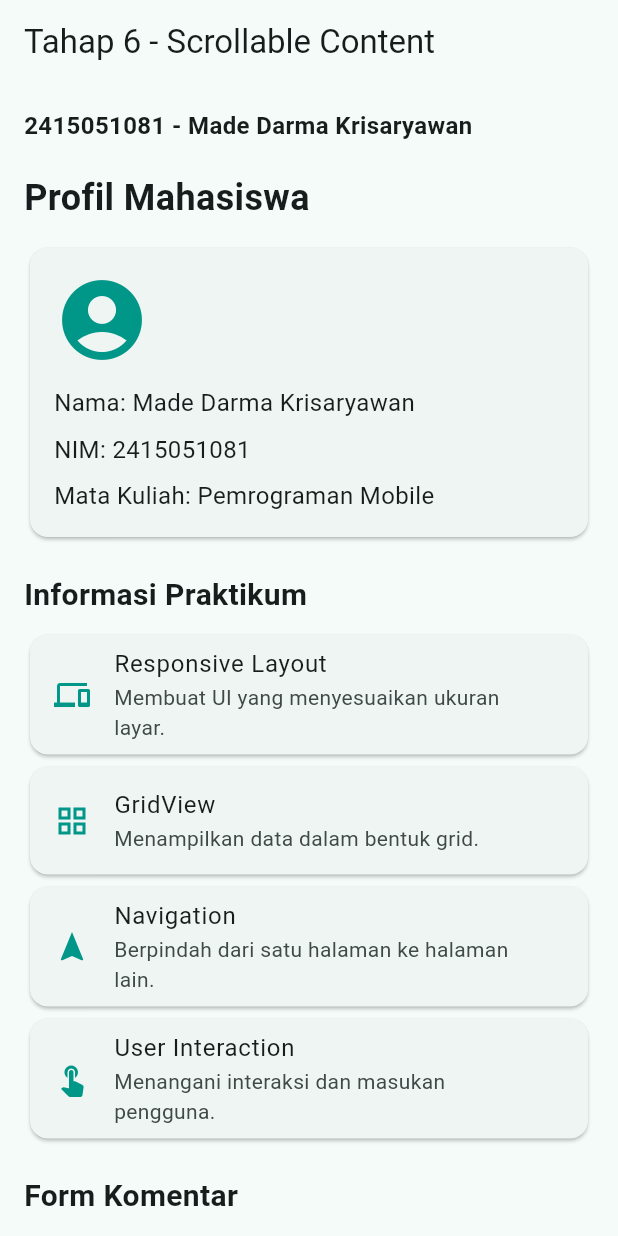
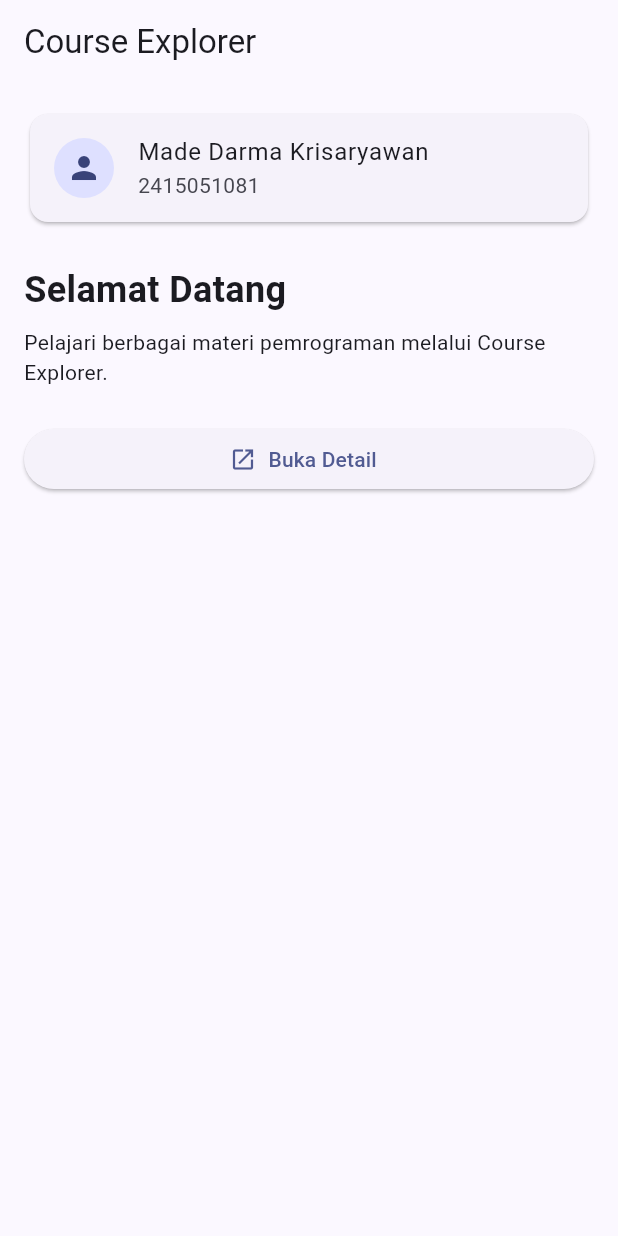
Before and after one commit to darmakrisaryawan-sys/flutter_ui_fundamentals, a Flutter app: the screen it shows after launch, on a phone screen of 412 x 824 dp. Run offline on Flutter 3.47's test engine with Material 3 defaults, Android fonts, the phone set to English and light mode, and no system bars.

Commit message:
Tahap 7: Menambahkan navigasi dasar antar halaman

```diff
--- a/lib/main.dart
+++ b/lib/main.dart
@@ -14,165 +14,57 @@ class MyApp extends StatelessWidget {
   Widget build(BuildContext context) {
     return MaterialApp(
       debugShowCheckedModeBanner: false,
-      title: 'Tahap 6 - Scrollable Content',
+      title: 'Course Explorer',
       theme: ThemeData(
-        colorScheme: ColorScheme.fromSeed(seedColor: Colors.teal),
+        colorScheme: ColorScheme.fromSeed(seedColor: Colors.indigo),
         useMaterial3: true,
       ),
-      home: const ScrollablePage(),
+      home: const HomePage(),
     );
   }
 }
 
-class ScrollablePage extends StatefulWidget {
-  const ScrollablePage({super.key});
-
-  @override
-  State<ScrollablePage> createState() => _ScrollablePageState();
-}
-
-class _ScrollablePageState extends State<ScrollablePage> {
-  final TextEditingController commentController = TextEditingController();
-
-  @override
-  void dispose() {
-    commentController.dispose();
-    super.dispose();
-  }
+class HomePage extends StatelessWidget {
+  const HomePage({super.key});
 
   @override
   Widget build(BuildContext context) {
     return Scaffold(
-      appBar: AppBar(title: const Text('Tahap 6 - Scrollable Content')),
-      body: SingleChildScrollView(
+      appBar: AppBar(title: const Text('Course Explorer')),
+      body: Padding(
         padding: const EdgeInsets.all(16),
         child: Column(
-          crossAxisAlignment: CrossAxisAlignment.stretch,
+          crossAxisAlignment: CrossAxisAlignment.start,
           children: [
+            const Card(
+              child: ListTile(
+                leading: CircleAvatar(child: Icon(Icons.person)),
+                title: Text(studentName),
+                subtitle: Text(studentId),
+              ),
+            ),
+            const SizedBox(height: 24),
             const Text(
-              '$studentId - $studentName',
-              style: TextStyle(fontWeight: FontWeight.bold, fontSize: 16),
-            ),
-            const SizedBox(height: 20),
-
-            const Text(
-              'Profil Mahasiswa',
+              'Selamat Datang',
               style: TextStyle(fontSize: 24, fontWeight: FontWeight.bold),
             ),
-            const SizedBox(height: 12),
-
-            Card(
-              child: Padding(
-                padding: const EdgeInsets.all(16),
-                child: Column(
-                  crossAxisAlignment: CrossAxisAlignment.start,
-                  children: const [
-                    Icon(Icons.account_circle, size: 64, color: Colors.teal),
-                    SizedBox(height: 12),
-                    Text(
-                      'Nama: Made Darma Krisaryawan',
-                      style: TextStyle(fontSize: 16),
-                    ),
-                    SizedBox(height: 8),
-                    Text('NIM: 2415051081', style: TextStyle(fontSize: 16)),
-                    SizedBox(height: 8),
-                    Text(
-                      'Mata Kuliah: Pemrograman Mobile',
-                      style: TextStyle(fontSize: 16),
-                    ),
-                  ],
-                ),
-              ),
+            const SizedBox(height: 8),
+            const Text(
+              'Pelajari berbagai materi pemrograman '
+              'melalui Course Explorer.',
             ),
-
-            const SizedBox(height: 20),
-
-            const Text(
-              'Informasi Praktikum',
-              style: TextStyle(fontSize: 20, fontWeight: FontWeight.bold),
-            ),
-            const SizedBox(height: 8),
-
-            const InfoTile(
-              icon: Icons.devices,
-              title: 'Responsive Layout',
-              description: 'Membuat UI yang menyesuaikan ukuran layar.',
-            ),
-            const InfoTile(
-              icon: Icons.grid_view,
-              title: 'GridView',
-              description: 'Menampilkan data dalam bentuk grid.',
-            ),
-            const InfoTile(
-              icon: Icons.navigation,
-              title: 'Navigation',
-              description: 'Berpindah dari satu halaman ke halaman lain.',
-            ),
-            const InfoTile(
-              icon: Icons.touch_app,
-              title: 'User Interaction',
-              description: 'Menangani interaksi dan masukan pengguna.',
-            ),
-
-            const SizedBox(height: 20),
-
-            const Text(
-              'Form Komentar',
-              style: TextStyle(fontSize: 20, fontWeight: FontWeight.bold),
-            ),
-            const SizedBox(height: 8),
-
-            const Text(
-              'Tuliskan catatan atau hasil pengamatan '
-              'selama praktikum.',
-            ),
-            const SizedBox(height: 12),
-
-            TextField(
-              controller: commentController,
-              minLines: 3,
-              maxLines: 5,
-              textInputAction: TextInputAction.newline,
-              decoration: const InputDecoration(
-                labelText: 'Komentar praktikum',
-                hintText: 'Masukkan komentar di sini...',
-                border: OutlineInputBorder(),
-                alignLabelWithHint: true,
-              ),
-            ),
-
-            const SizedBox(height: 16),
-
-            FilledButton.icon(
-              onPressed: () {
-                final comment = commentController.text.trim();
-
-                ScaffoldMessenger.of(context).showSnackBar(
-                  SnackBar(
-                    content: Text(
-                      comment.isEmpty
-                          ? 'Komentar masih kosong.'
-                          : 'Komentar berhasil dibaca.',
-                    ),
-                  ),
-                );
-              },
-              icon: const Icon(Icons.check),
-              label: const Text('Periksa Komentar'),
-            ),
-
             const SizedBox(height: 24),
-
-            Container(
-              padding: const EdgeInsets.all(16),
-              decoration: BoxDecoration(
-                color: Colors.teal.shade50,
-                borderRadius: BorderRadius.circular(12),
-              ),
-              child: const Text(
-                'Bagian akhir halaman. Gulir ke bawah '
-                'untuk melihat seluruh konten.',
-                textAlign: TextAlign.center,
+            SizedBox(
+              width: double.infinity,
+              child: ElevatedButton.icon(
+                onPressed: () {
+                  Navigator.push(
+                    context,
+                    MaterialPageRoute(builder: (context) => const DetailPage()),
+                  );
+                },
+                icon: const Icon(Icons.open_in_new),
+                label: const Text('Buka Detail'),
               ),
             ),
           ],
@@ -182,25 +74,48 @@ class _ScrollablePageState extends State<ScrollablePage> {
   }
 }
 
-class InfoTile extends StatelessWidget {
-  final IconData icon;
-  final String title;
-  final String description;
-
-  const InfoTile({
-    super.key,
-    required this.icon,
-    required this.title,
-    required this.description,
-  });
+class DetailPage extends StatelessWidget {
+  const DetailPage({super.key});
 
   @override
   Widget build(BuildContext context) {
-    return Card(
-      child: ListTile(
-        leading: Icon(icon, color: Colors.teal),
-        title: Text(title),
-        subtitle: Text(description),
+    return Scaffold(
+      appBar: AppBar(title: const Text('Halaman Detail')),
+      body: Padding(
+        padding: const EdgeInsets.all(16),
+        child: Column(
+          crossAxisAlignment: CrossAxisAlignment.start,
+          children: [
+            const Card(
+              child: ListTile(
+                leading: CircleAvatar(child: Icon(Icons.person)),
+                title: Text(studentName),
+                subtitle: Text(studentId),
+              ),
+            ),
+            const SizedBox(height: 24),
+            const Text(
+              'Ini adalah halaman detail.',
+              style: TextStyle(fontSize: 22, fontWeight: FontWeight.bold),
+            ),
+            const SizedBox(height: 12),
+            const Text(
+              'Halaman ini dibuka menggunakan '
+              'Navigator.push().',
+            ),
+            const Spacer(),
+            SizedBox(
+              width: double.infinity,
+              child: ElevatedButton.icon(
+                onPressed: () {
+                  Navigator.pop(context);
+                },
+                icon: const Icon(Icons.arrow_back),
+                label: const Text('Kembali'),
+              ),
+            ),
+          ],
+        ),
       ),
     );
   }
```
